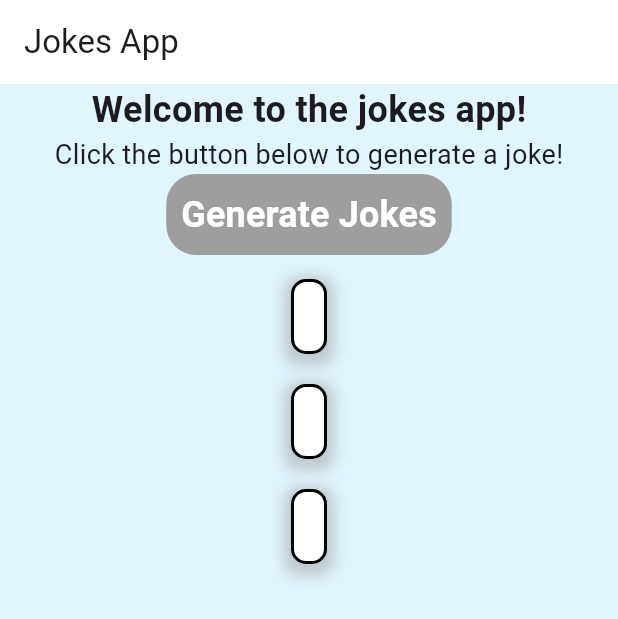
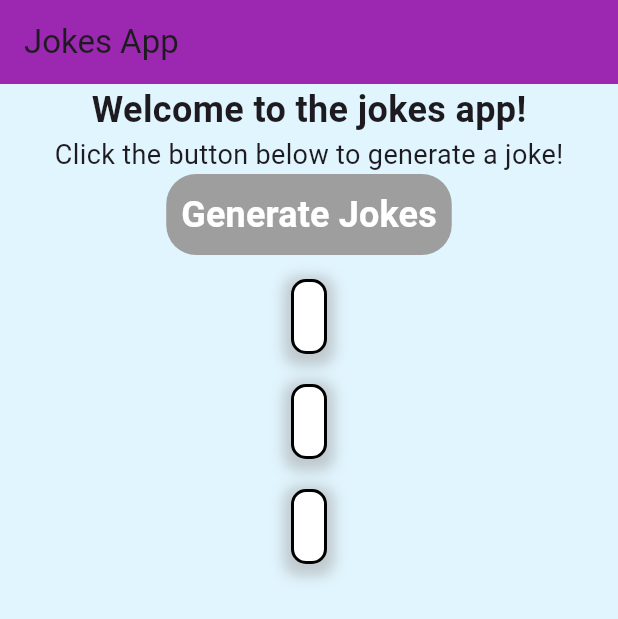
Before and after one commit to paranietharan/wireless-communications-lab, a Flutter app: the screen it shows after launch, after a tap on "Generate Jokes", on a phone screen of 412 x 824 dp. Shown: the top 619 px of the screen. Run offline on Flutter 3.47's test engine with Material 3 defaults, Android fonts, the phone set to English and light mode, and no system bars; our stand-ins replace dio; network calls fail.

Commit message:
sections are seperated

```diff
--- /dev/null
+++ b/jokes_app/lib/generate_jokes.dart
@@ -0,0 +1,31 @@
+import 'package:flutter/material.dart';
+
+class GenerateJokesButton extends StatelessWidget {
+  final VoidCallback onPressed;
+
+  const GenerateJokesButton({Key? key, required this.onPressed}) : super(key: key);
+
+  @override
+  Widget build(BuildContext context) {
+    return TextButton(
+      onPressed: onPressed,
+      style: ButtonStyle(
+        backgroundColor: MaterialStateProperty.all(Colors.grey),
+        padding: MaterialStateProperty.all(const EdgeInsets.all(10.0)),
+        shape: MaterialStateProperty.all(
+          RoundedRectangleBorder(
+            borderRadius: BorderRadius.circular(20.0),
+          ),
+        ),
+      ),
+      child: const Text(
+        'Generate Jokes',
+        style: TextStyle(
+          fontSize: 24,
+          fontWeight: FontWeight.bold,
+          color: Colors.white,
+        ),
+      ),
+    );
+  }
+}
--- /dev/null
+++ b/jokes_app/lib/generate_jokes_button.dart
@@ -0,0 +1,31 @@
+import 'package:flutter/material.dart';
+
+class GenerateJokesButton extends StatelessWidget {
+  final VoidCallback onPressed;
+
+  const GenerateJokesButton({Key? key, required this.onPressed}) : super(key: key);
+
+  @override
+  Widget build(BuildContext context) {
+    return TextButton(
+      onPressed: onPressed,
+      style: ButtonStyle(
+        backgroundColor: MaterialStateProperty.all(Colors.grey),
+        padding: MaterialStateProperty.all(const EdgeInsets.all(10.0)),
+        shape: MaterialStateProperty.all(
+          RoundedRectangleBorder(
+            borderRadius: BorderRadius.circular(20.0),
+          ),
+        ),
+      ),
+      child: const Text(
+        'Generate Jokes',
+        style: TextStyle(
+          fontSize: 24,
+          fontWeight: FontWeight.bold,
+          color: Colors.white,
+        ),
+      ),
+    );
+  }
+}
--- /dev/null
+++ b/jokes_app/lib/joke_list.dart
@@ -0,0 +1,46 @@
+import 'package:flutter/material.dart';
+
+class JokeList extends StatelessWidget {
+  final List<String> jokes;
+
+  const JokeList({Key? key, required this.jokes}) : super(key: key);
+
+  @override
+  Widget build(BuildContext context) {
+    return Padding(
+      padding: const EdgeInsets.all(16.0),
+      child: Column(
+        mainAxisAlignment: MainAxisAlignment.center,
+        children: <Widget>[
+          for (var joke in jokes)
+            Container(
+              margin: const EdgeInsets.only(bottom: 20.0),
+              padding: const EdgeInsets.all(10.0),
+              decoration: BoxDecoration(
+                color: Colors.white,
+                border: Border.all(
+                  color: Colors.black,
+                  width: 2.0,
+                ),
+                borderRadius: BorderRadius.circular(10.0),
+                boxShadow: [
+                  BoxShadow(
+                    color: Colors.grey.withOpacity(0.5),
+                    spreadRadius: 5,
+                    blurRadius: 7,
+                    offset: const Offset(0, 3),
+                  ),
+                ],
+              ),
+              child: Text(
+                joke,
+                style: const TextStyle(
+                  fontSize: 18,
+                ),
+              ),
+            ),
+        ],
+      ),
+    );
+  }
+}
--- /dev/null
+++ b/jokes_app/lib/joke_service.dart
@@ -0,0 +1,27 @@
+import 'package:dio/dio.dart';
+
+class JokeService {
+  Future<List<String>> fetchJokes() async {
+    try {
+      var response =
+          await Dio().get('https://v2.jokeapi.dev/joke/Any?amount=3');
+      if (response.statusCode == 200) {
+        var data = response.data;
+        List<String> fetchedJokes = [];
+        for (var joke in data['jokes']) {
+          if (joke['type'] == 'single') {
+            fetchedJokes.add(joke['joke']);
+          } else {
+            fetchedJokes.add('${joke['setup']} ${joke['delivery']}');
+          }
+        }
+        return fetchedJokes;
+      } else {
+        throw Exception('Failed to load jokes');
+      }
+    } catch (e) {
+      print(e);
+      throw Exception('Failed to load jokes');
+    }
+  }
+}
--- a/jokes_app/lib/main.dart
+++ b/jokes_app/lib/main.dart
@@ -1,18 +1,80 @@
 import 'package:flutter/material.dart';
-import 'package:jokes_app/jokes_app_main_page.dart';
+import 'joke_service.dart';
+import 'joke_list.dart';
+import 'generate_jokes_button.dart';
 
 void main() {
-  runApp(const MyApp());
+  runApp(MyApp());
 }
 
-class MyApp extends StatelessWidget{
-  const MyApp({super.key});
-
+class MyApp extends StatelessWidget {
   @override
   Widget build(BuildContext context) {
-    return const MaterialApp(
+    return MaterialApp(
       title: 'Jokes App',
+      theme: ThemeData(
+        primarySwatch: Colors.purple,
+      ),
       home: JokesAppMainPage(),
     );
   }
 }
+
+class JokesAppMainPage extends StatefulWidget {
+  @override
+  _JokesAppMainPageState createState() => _JokesAppMainPageState();
+}
+
+class _JokesAppMainPageState extends State<JokesAppMainPage> {
+  List<String> jokes = ["", "", ""];
+
+  Future<void> fetchJokes() async {
+    JokeService jokeService = JokeService();
+    try {
+      List<String> fetchedJokes = await jokeService.fetchJokes();
+      setState(() {
+        jokes = fetchedJokes;
+      });
+    } catch (e) {
+      print(e);
+    }
+  }
+
+  @override
+  Widget build(BuildContext context) {
+    return Scaffold(
+      appBar: AppBar(
+        title: const Text('Jokes App'),
+        backgroundColor: Colors.purple,
+      ),
+      backgroundColor: Colors.lightBlue[50],
+      body: Center(
+        child: Column(
+          mainAxisAlignment: MainAxisAlignment.start,
+          children: <Widget>[
+            Column(
+              mainAxisAlignment: MainAxisAlignment.start,
+              children: [
+                const Text(
+                  'Welcome to the jokes app!',
+                  style: TextStyle(
+                    fontSize: 24,
+                    fontWeight: FontWeight.bold,
+                  ),
+                ),
+                const Text(
+                  'Click the button below to generate a joke!',
+                  style: TextStyle(
+                    fontSize: 18,
+                  ),
+                ),
+                GenerateJokesButton(onPressed: fetchJokes),
+              ],
+            ),
+            JokeList(jokes: jokes),
+          ],
+        ),
+      ),
+    );
+  }
+}
```
